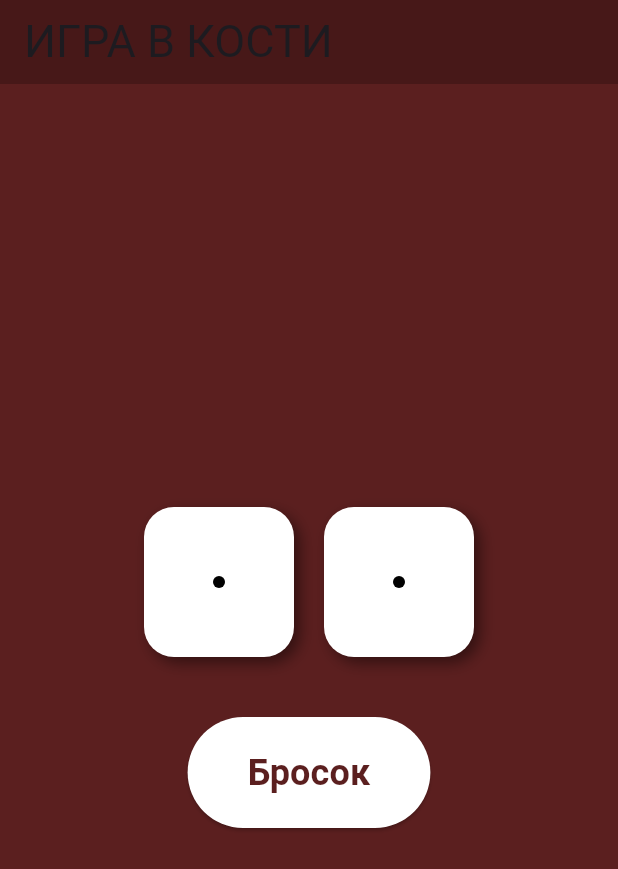
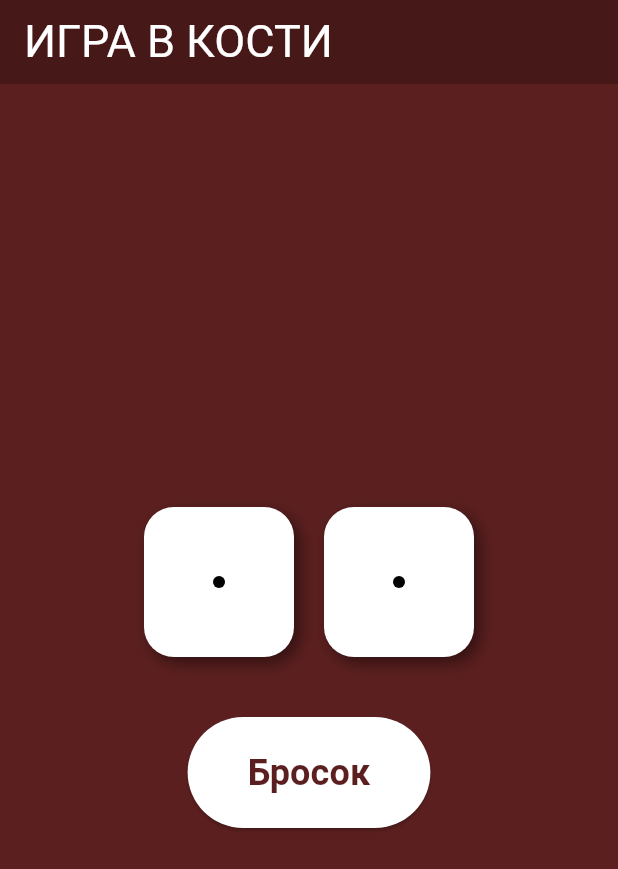
Before and after one commit to gold-baijan/dice, a Flutter app: the screen it shows after launch, on a phone screen of 412 x 824 dp. Shown: the top 869 px of the screen. Run offline on Flutter 3.47's test engine with Material 3 defaults, Android fonts, the phone set to English and light mode, and no system bars; our stand-ins replace flutter_bloc.

Commit message:
изменен цвет надписи в appBar

```diff
--- a/lib/main.dart
+++ b/lib/main.dart
@@ -33,7 +33,7 @@ class KostiPage extends StatelessWidget {
     return Scaffold(
       backgroundColor: const Color.fromARGB(255, 91, 31, 31),
       appBar: AppBar(
-        title: const Text('ИГРА В КОСТИ', style: TextStyle(fontSize: 30)),
+        title: const Text('ИГРА В КОСТИ', style: TextStyle(fontSize: 30, color: Colors.white)),
         backgroundColor: const Color.fromARGB(255, 71, 24, 24),
       ),
       body: Center(
```
